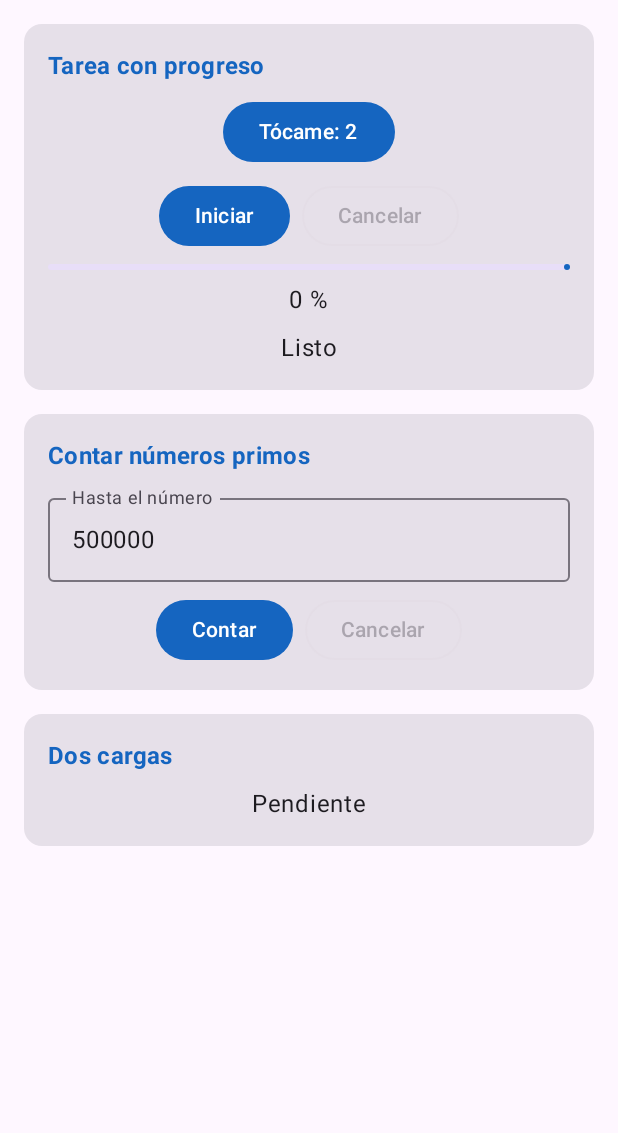
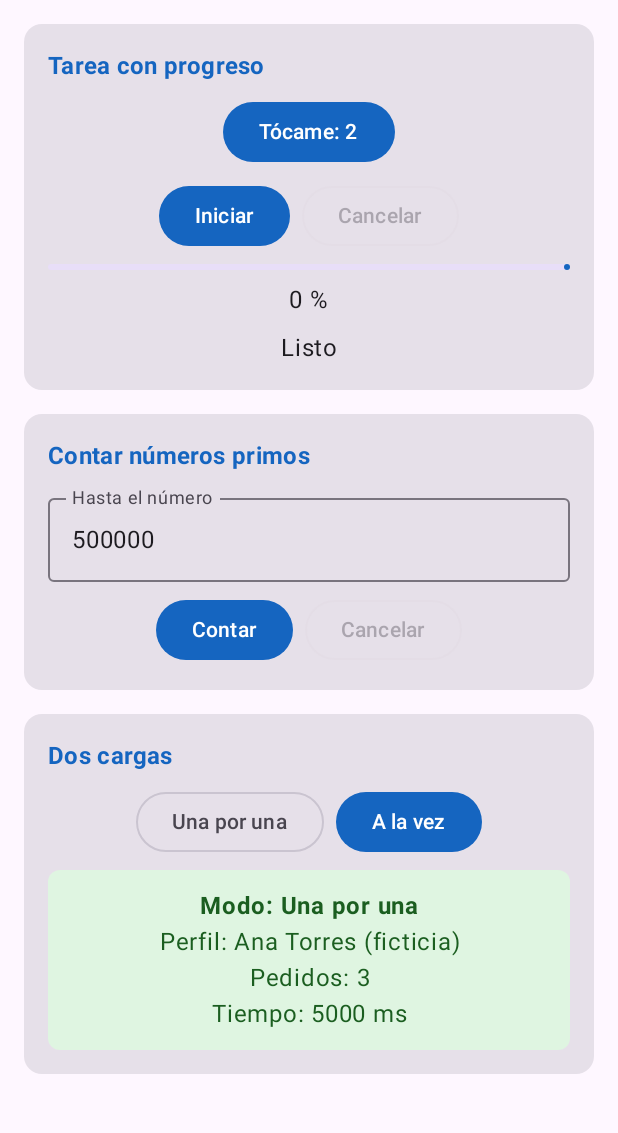
Before and after one commit to carlosjunco2025/CentroTareas, an Android app built with Jetpack Compose: the screen it shows after launch (MainActivity), after a tap on an icon or button, on a phone screen of 412 x 824 dp, the part 96-1229 px from its top. Run offline under Robolectric (Android 15) with nearby library versions, the phone set to English and light mode, and no system bars; 2 other taps on this screen came first.

Commit message:
feat(carga): compara carga secuencial y en paralelo con async

```diff
--- a/app/src/main/java/com/junco/centrotareas/ui/PantallaTareas.kt
+++ b/app/src/main/java/com/junco/centrotareas/ui/PantallaTareas.kt
@@ -37,6 +37,7 @@ import androidx.compose.ui.Modifier
 import androidx.compose.ui.text.font.FontWeight
 import androidx.compose.ui.text.input.KeyboardType
 import androidx.compose.ui.unit.dp
+import com.junco.centrotareas.model.CargaUi
 import com.junco.centrotareas.model.PrimosUi
 import com.junco.centrotareas.ui.theme.VerdeExito
 import com.junco.centrotareas.ui.theme.VerdeExitoTexto
@@ -49,6 +50,7 @@ fun PantallaTareas(vm: TareasViewModel) {
     val progreso by vm.progreso.collectAsState()
     val corriendo by vm.corriendo.collectAsState()
     val primos by vm.primos.collectAsState()
+    val carga by vm.carga.collectAsState()
 
     // Texto del campo numérico de los primos
     var textoHasta by rememberSaveable { mutableStateOf("500000") }
@@ -159,8 +161,37 @@ fun PantallaTareas(vm: TareasViewModel) {
             }
 
             TarjetaTarea(titulo = "Dos cargas") {
-                // TODO Pasos 6 y 7: botones Una por una / A la vez, interruptor y resultado
-                Text("Pendiente")
+                // TODO Paso 7: interruptor Simular error y recuadro de error
+                val cargando = carga is CargaUi.Cargando
+
+                // Mientras carga, los dos botones se deshabilitan
+                Row(horizontalArrangement = Arrangement.spacedBy(8.dp)) {
+                    OutlinedButton(
+                        onClick = { vm.cargarUnaPorUna() },
+                        enabled = !cargando
+                    ) {
+                        Text("Una por una")
+                    }
+                    Button(
+                        onClick = { vm.cargarALaVez() },
+                        enabled = !cargando
+                    ) {
+                        Text("A la vez")
+                    }
+                }
+
+                when (val c = carga) {
+                    is CargaUi.Inicial -> {}
+                    is CargaUi.Cargando -> {
+                        CircularProgressIndicator()
+                        Text("Cargando...")
+                    }
+                    is CargaUi.Exito -> RecuadroExito(
+                        titulo = "Modo: ${c.modo}",
+                        detalle = "Perfil: ${c.perfil}\nPedidos: ${c.pedidos}\nTiempo: ${c.milisegundos} ms"
+                    )
+                    is CargaUi.Error -> Text(c.mensaje)
+                }
             }
         }
     }
```
Also changed, not shown: app/src/main/java/com/junco/centrotareas/viewmodel/TareasViewModel.kt (+36 -1 lines).
